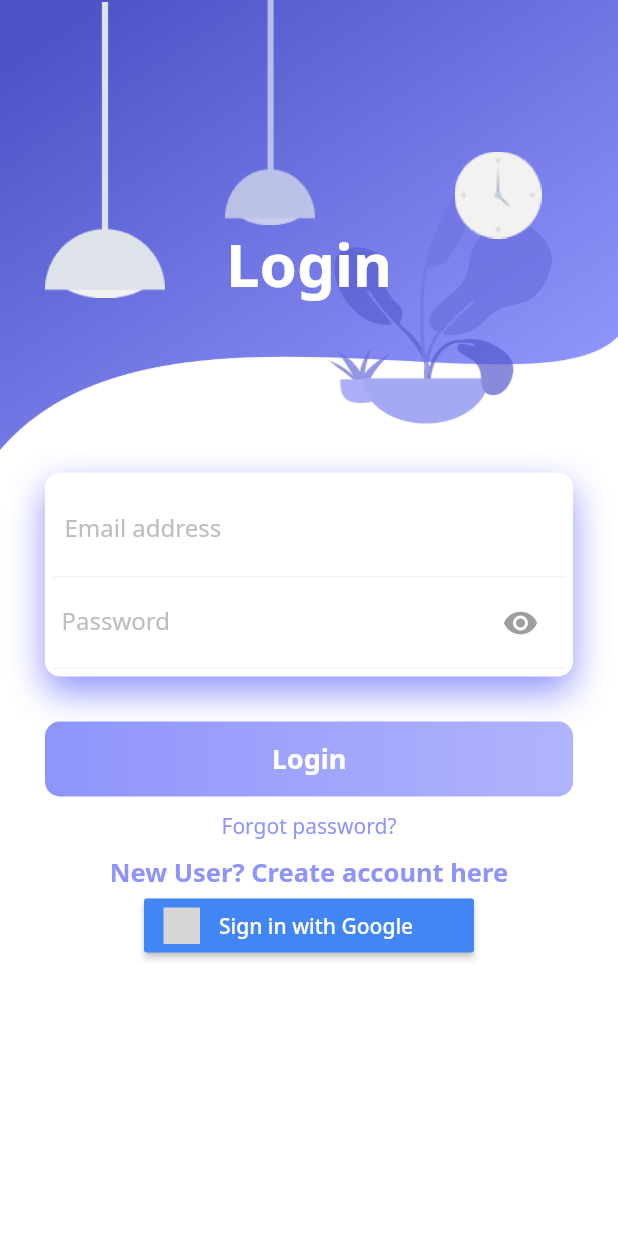
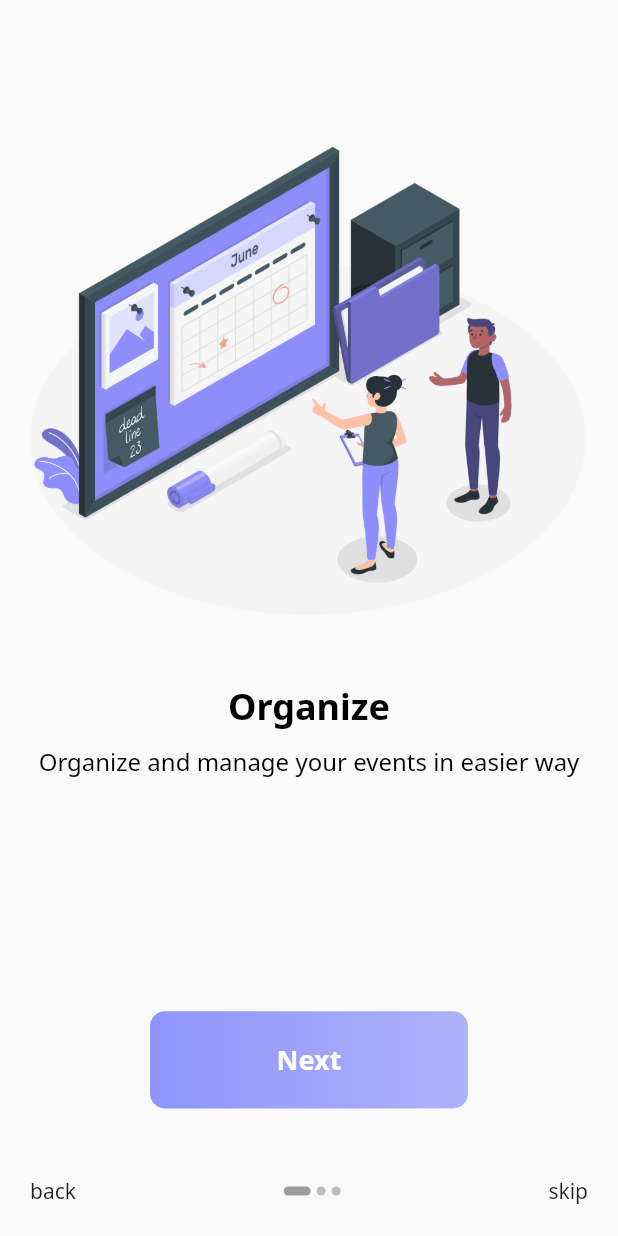
Before and after one commit to dasunx/event-planner, a Flutter app: the screen it shows after launch, on a phone screen of 412 x 824 dp. Run offline on Flutter 3.47's test engine with Material 2 defaults, Android fonts, the phone set to English and light mode, and no system bars; our stand-ins replace cloud_firestore, firebase_auth, firebase_core, flutter_signin_button, fluttertoast, google_sign_in and 2 more; accounts and stored records are empty; grey boxes are pictures that could not be loaded.

Commit message:
Onboarding screen

```diff
--- /dev/null
+++ b/lib/classes/OnBoard.dart
@@ -0,0 +1,28 @@
+class OnBoard {
+  final String title;
+  final String details;
+  final String image;
+
+  OnBoard(this.title, this.details, this.image);
+}
+
+List<OnBoard> getOnBoardItems() {
+  List<OnBoard> slides = new List<OnBoard>();
+
+  OnBoard ob1 = new OnBoard("Organize",
+      "Organize and manage your events in easier way", "images/onboard1.png");
+  OnBoard ob2 = new OnBoard(
+      "Invite",
+      "Inviting guests is a headache right? Not anymore, It's simple one button press now!",
+      "images/onboard2.png");
+  OnBoard ob3 = new OnBoard(
+      "Statistics",
+      "Keep an eye on your event, handling budget, guests and so many things like never before",
+      "images/onboard3.png");
+
+  slides.add(ob1);
+  slides.add(ob2);
+  slides.add(ob3);
+
+  return slides;
+}
--- a/lib/components/MainDrawer.dart
+++ b/lib/components/MainDrawer.dart
@@ -3,6 +3,7 @@ import 'package:event_planner/components/Toast.dart';
 import 'package:event_planner/constants.dart';
 import 'package:event_planner/screens/event/add_event.dart';
 import 'package:event_planner/screens/guest/add_guest.dart';
+import 'package:event_planner/screens/onboard/onboard_screen.dart';
 import 'package:event_planner/screens/shoppinglist/view_shoppinglsit.dart';
 import 'package:event_planner/screens/test.dart';
 import 'package:event_planner/screens/todolist/add_todo.dart';
@@ -169,7 +170,7 @@ class _MainDrawerState extends State<MainDrawer> {
           DrawerListTile(
             icon: Icons.dashboard,
             onPress: () {
-              showToast("No Dashboard yet");
+              Navigator.pushNamed(context, OnBoardScreen.id);
             },
             title: "Dashboard",
           ),
--- a/lib/main.dart
+++ b/lib/main.dart
@@ -1,6 +1,7 @@
 import 'package:event_planner/constants.dart';
 import 'package:event_planner/screens/event/add_event.dart';
 import 'package:event_planner/screens/guest/add_guest.dart';
+import 'package:event_planner/screens/onboard/onboard_screen.dart';
 import 'package:event_planner/screens/shoppinglist/add_shoppinglist.dart';
 import 'package:event_planner/screens/shoppinglist/view_shoppinglsit.dart';
 import 'package:event_planner/screens/test.dart';
@@ -51,7 +52,8 @@ class MyApp extends StatelessWidget {
         ViewToDo.id: (context) => ViewToDo(),
         AddShoppingList.id: (context) => AddShoppingList(),
         ViewShoppingList.id: (context) => ViewShoppingList(),
-        Test.id: (context) => Test()
+        Test.id: (context) => Test(),
+        OnBoardScreen.id: (context) => OnBoardScreen()
       },
     );
   }
--- /dev/null
+++ b/lib/screens/onboard/onboard_screen.dart
@@ -0,0 +1,163 @@
+import 'dart:io';
+
+import 'package:event_planner/classes/OnBoard.dart';
+import 'package:event_planner/components/button.dart';
+import 'package:event_planner/constants.dart';
+import 'package:event_planner/screens/auth/login_screen.dart';
+import 'package:event_planner/screens/welcome_screen.dart';
+import 'package:flutter/material.dart';
+import 'package:shared_preferences/shared_preferences.dart';
+
+class OnBoardScreen extends StatefulWidget {
+  static const String id = 'onboard_screen';
+  @override
+  _OnBoardScreenState createState() => _OnBoardScreenState();
+}
+
+class _OnBoardScreenState extends State<OnBoardScreen> {
+  List<OnBoard> slides = new List<OnBoard>();
+  int currentIndex = 0;
+  PageController pageController = new PageController();
+  @override
+  void initState() {
+    // TODO: implement initState
+    super.initState();
+    slides = getOnBoardItems();
+  }
+
+  Widget pageIndicator(bool currentIndex) {
+    return Container(
+      margin: EdgeInsets.symmetric(horizontal: 2),
+      height: 6,
+      width: currentIndex ? 18 : 6,
+      decoration: BoxDecoration(
+        color: currentIndex ? Colors.grey : Colors.grey[400],
+        borderRadius: BorderRadius.circular(12),
+      ),
+    );
+  }
+
+  @override
+  Widget build(BuildContext context) {
+    return Scaffold(
+      body: Container(
+        child: Column(
+          children: [
+            Expanded(
+              flex: 8,
+              child: PageView.builder(
+                  controller: pageController,
+                  onPageChanged: (page) {
+                    setState(() {
+                      currentIndex = page;
+                    });
+                  },
+                  itemCount: slides.length,
+                  itemBuilder: (context, index) {
+                    return SliderTile(
+                      image: slides[index].image,
+                      title: slides[index].title,
+                      message: slides[index].details,
+                    );
+                  }),
+            ),
+            Expanded(
+              flex: 2,
+              child: Container(
+                padding:
+                    EdgeInsets.only(left: 100, right: 100, top: 15, bottom: 15),
+                margin: EdgeInsets.only(bottom: 70),
+                child: button(
+                  title: currentIndex == slides.length - 1
+                      ? "Get Started"
+                      : "Next",
+                  onPress: currentIndex == slides.length - 1
+                      ? () {
+                          Navigator.pushReplacementNamed(
+                              context, WelcomeScreen.id);
+                        }
+                      : () {
+                          pageController.animateToPage(currentIndex + 1,
+                              duration: Duration(milliseconds: 400),
+                              curve: Curves.fastOutSlowIn);
+                        },
+                ),
+              ),
+            )
+          ],
+        ),
+      ),
+      bottomSheet: Container(
+        height: Platform.isIOS ? 70 : 60,
+        padding: EdgeInsets.symmetric(horizontal: 20),
+        child: Row(
+          mainAxisAlignment: MainAxisAlignment.spaceBetween,
+          children: [
+            GestureDetector(
+              onTap: () {
+                pageController.animateToPage(currentIndex - 1,
+                    duration: Duration(milliseconds: 400),
+                    curve: Curves.fastOutSlowIn);
+              },
+              child: Text("back"),
+            ),
+            Row(
+              children: [
+                for (int i = 0; i < slides.length; i++)
+                  currentIndex == i ? pageIndicator(true) : pageIndicator(false)
+              ],
+            ),
+            GestureDetector(
+              onTap: () {
+                pageController.animateToPage(slides.length - 1,
+                    duration: Duration(milliseconds: 400),
+                    curve: Curves.fastOutSlowIn);
+              },
+              child: Text("skip"),
+            ),
+          ],
+        ),
+      ),
+    );
+  }
+}
+
+class SliderTile extends StatelessWidget {
+  final String image, title, message;
+
+  const SliderTile({Key key, this.image, this.title, this.message})
+      : super(key: key);
+
+  @override
+  Widget build(BuildContext context) {
+    return Container(
+      padding: EdgeInsets.symmetric(horizontal: 10),
+      child: Column(
+        children: [
+          SizedBox(
+            height: 50,
+          ),
+          Image.asset(image),
+          SizedBox(
+            height: 12,
+          ),
+          Text(
+            title,
+            style: kTitleTextStyle,
+          ),
+          SizedBox(
+            height: 10,
+          ),
+          Text(
+            message,
+            style: kLabelTextStyle.copyWith(color: Colors.black),
+            textAlign: TextAlign.center,
+          ),
+          SizedBox(
+            height: 70,
+          ),
+        ],
+      ),
+    );
+  }
+}
--- a/pubspec.yaml
+++ b/pubspec.yaml
@@ -22,6 +22,7 @@ dependencies:
   cloud_firestore: ^0.14.0+2
   modal_progress_hud: ^0.1.3
   flutter_signin_button: ^1.1.0
+  shared_preferences: ^0.5.12
 
 
 dev_dependencies:
```
Also changed, not shown: lib/screens/auth/login_screen.dart (+13 -2 lines), lib/screens/auth/registration_screen.dart (+14 -5 lines), lib/screens/budget/budget_screen.dart (added, +13 -0 lines), lib/screens/welcome_screen.dart (+13 -0 lines), images/onboard1.png (added), images/onboard2.png (added), images/onboard3.png (added), pubspec.lock.
